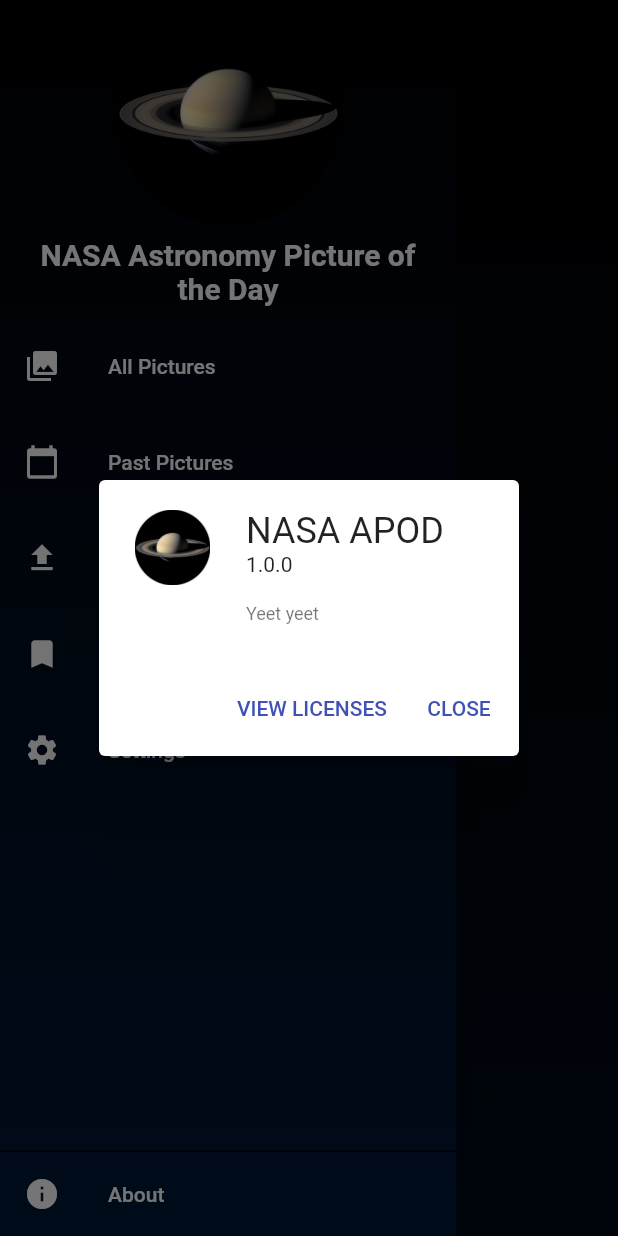
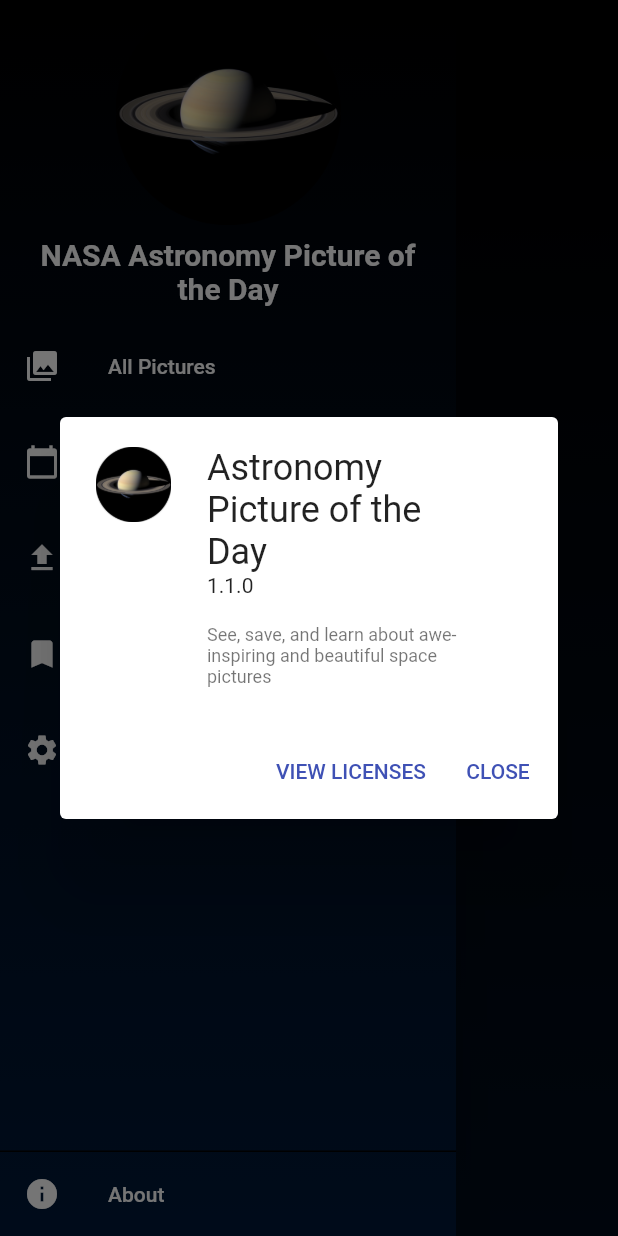
Before and after one commit to ApoorvaAditya/nasa-apod-app, a Flutter app: the PastPicturesScreen screen opened by its route, in the side drawer, after a tap on "About", on a phone screen of 412 x 824 dp. Run offline on Flutter 3.47's test engine with Material 2 defaults, Android fonts, the phone set to English and light mode, and no system bars; our stand-ins replace connectivity, date_format, extended_image, flutter_cache_manager, flutter_widget_from_html, hive and 7 more; missing offline and left inert: app_review, flutter_email_sender, image_save, wallpaper_manager; accounts and stored records are empty; generated files the repository leaves out were written again; network calls fail.

Commit message:
fixed scrolling

```diff
--- a/lib/main.dart
+++ b/lib/main.dart
@@ -37,8 +37,7 @@ class _MyAppState extends State<MyApp> {
         providers: [
           ChangeNotifierProvider<Media>(create: (_) => Media()),
           ChangeNotifierProvider<SavedProvider>(create: (_) => SavedProvider()),
-          ChangeNotifierProvider<SettingsProvider>(create: (_) => SettingsProvider())
-          //ProxyProvider()
+          ChangeNotifierProvider<SettingsProvider>(create: (_) => SettingsProvider()),
         ],
         child: MaterialApp(
           title: Strings.appTitle,
--- a/lib/screens/all_pictures_screen.dart
+++ b/lib/screens/all_pictures_screen.dart
@@ -52,7 +52,10 @@ class _AllPicturesScreeenState extends State<AllPicturesScreeen> {
   }
 
   void scrollToIndex(int index) {
-    _autoController.scrollToIndex(index, preferPosition: AutoScrollPosition.begin);
+    _autoController.scrollToIndex(
+      index,
+      preferPosition: AutoScrollPosition.begin,
+    );
   }
 
   @override
--- a/lib/screens/saved_screen.dart
+++ b/lib/screens/saved_screen.dart
@@ -15,7 +15,10 @@ class SavedScreen extends StatelessWidget {
   final AutoScrollController _autoController = AutoScrollController();
 
   void scrollToIndex(int index) {
-    _autoController.scrollToIndex(index, preferPosition: AutoScrollPosition.begin);
+    _autoController.scrollToIndex(
+      index,
+      preferPosition: AutoScrollPosition.begin,
+    );
   }
 
   @override
--- a/lib/widgets/app_drawer.dart
+++ b/lib/widgets/app_drawer.dart
@@ -89,9 +89,9 @@ class AppDrawer extends StatelessWidget {
                     fit: BoxFit.contain,
                     height: 50,
                   ),
-                  applicationName: 'NASA APOD',
-                  applicationVersion: '1.0.0',
-                  applicationLegalese: 'Yeet yeet',
+                  applicationName: 'Astronomy Picture of the Day',
+                  applicationVersion: '1.1.0',
+                  applicationLegalese: 'See, save, and learn about awe-inspiring and beautiful space pictures',
                 );
               },
             )
--- a/lib/widgets/details_screen_widgets/detail_page.dart
+++ b/lib/widgets/details_screen_widgets/detail_page.dart
@@ -78,6 +78,7 @@ class DetailsAppBar extends StatelessWidget with PreferredSizeWidget {
           Icons.arrow_back,
         ),
         onPressed: () {
+          print(index);
           Navigator.pop(context, index);
         },
       ),
--- a/lib/widgets/image_card.dart
+++ b/lib/widgets/image_card.dart
@@ -1,6 +1,5 @@
 import 'package:flutter/material.dart';
 import 'package:html/parser.dart' show parseFragment;
-import 'package:scroll_to_index/scroll_to_index.dart';
 
 import '../models/space_media.dart';
 import '../screens/details_screen.dart' show DetailsScreen;
--- a/pubspec.yaml
+++ b/pubspec.yaml
@@ -30,10 +30,10 @@ dependencies:
   path_provider: ^1.6.11
   material_design_icons_flutter: ^4.0.5345
   hive_flutter: ^0.3.0+2
-  scroll_to_index: ^1.0.6
   liquid_pull_to_refresh: ^2.0.0
   app_review: ^1.1.2
   background_fetch: ^0.6.0
+  scroll_to_index: ^1.0.6
 
 dev_dependencies:
   lint: ^1.0.0
```
Also changed, not shown: lib/screens/details_screen.dart (+7 -6 lines), lib/widgets/details_screen_widgets/wallpaper_button.dart (+2 -8 lines).
